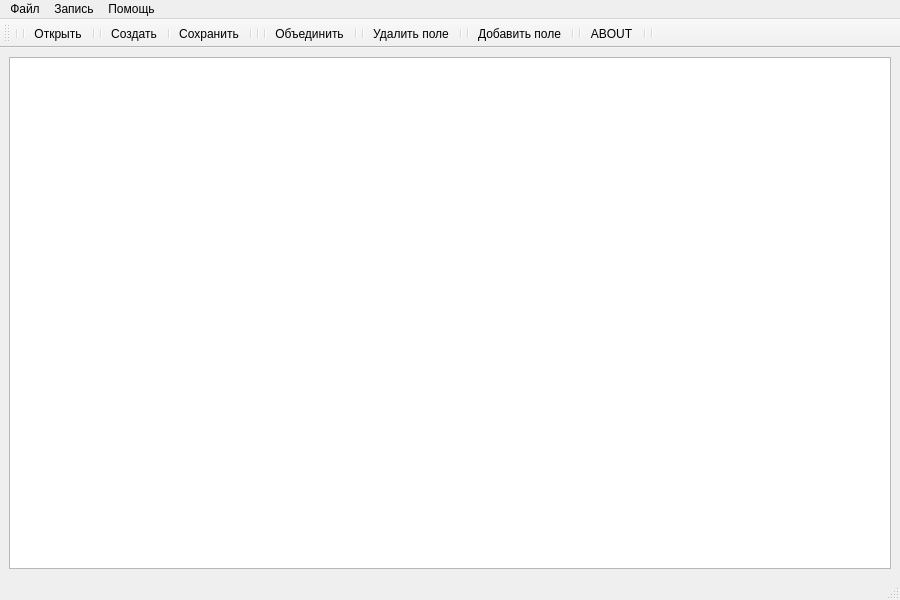
Before: the Qt Designer form mainwindow.ui in lordofmet/course_work_OOP, drawn with Qt 5.
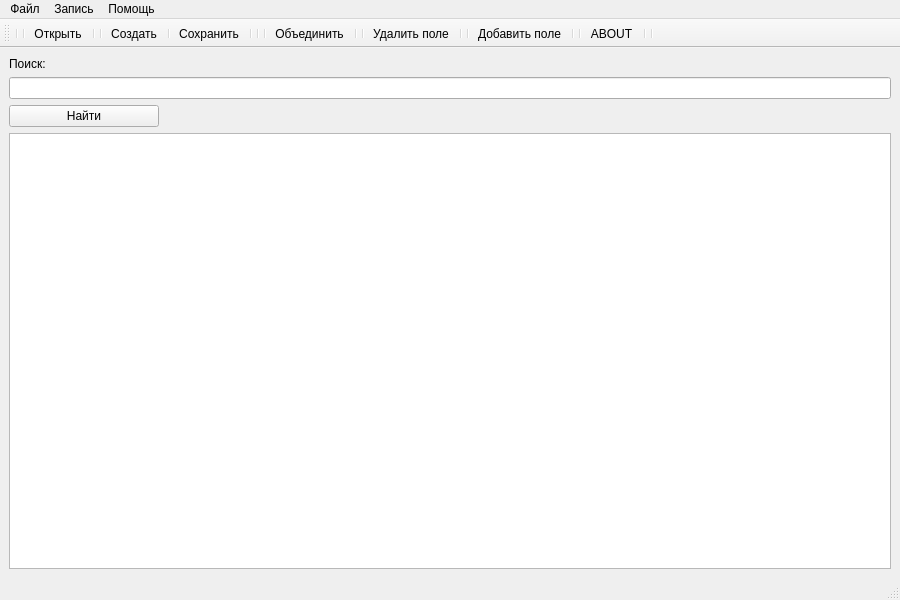
After: the same form once the commit is applied. Icons and pictures are not drawn.

Diff of the .ui file:
```diff
--- a/mainwindow.ui
+++ b/mainwindow.ui
@@ -28,7 +28,41 @@
   <widget class="QWidget" name="centralwidget">
    <layout class="QVBoxLayout" name="verticalLayout">
     <item>
-     <widget class="QTableView" name="tableView"/>
+     <widget class="QLabel" name="label">
+      <property name="text">
+       <string>Поиск:</string>
+      </property>
+     </widget>
+    </item>
+    <item>
+     <widget class="QLineEdit" name="lineEdit">
+      <property name="maximumSize">
+       <size>
+        <width>1920</width>
+        <height>250</height>
+       </size>
+      </property>
+     </widget>
+    </item>
+    <item>
+     <widget class="QPushButton" name="searchButton">
+      <property name="maximumSize">
+       <size>
+        <width>150</width>
+        <height>16777215</height>
+       </size>
+      </property>
+      <property name="text">
+       <string>Найти</string>
+      </property>
+     </widget>
+    </item>
+    <item>
+     <widget class="QTableView" name="tableView">
+      <property name="layoutDirection">
+       <enum>Qt::LeftToRight</enum>
+      </property>
+     </widget>
     </item>
    </layout>
   </widget>
```
